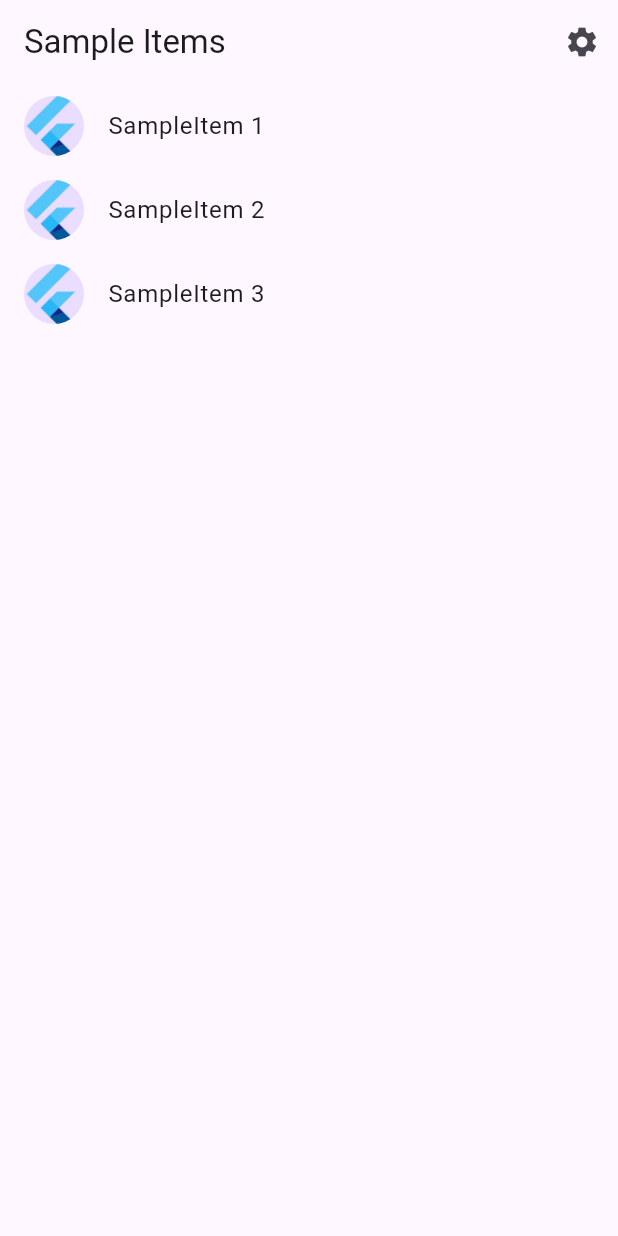
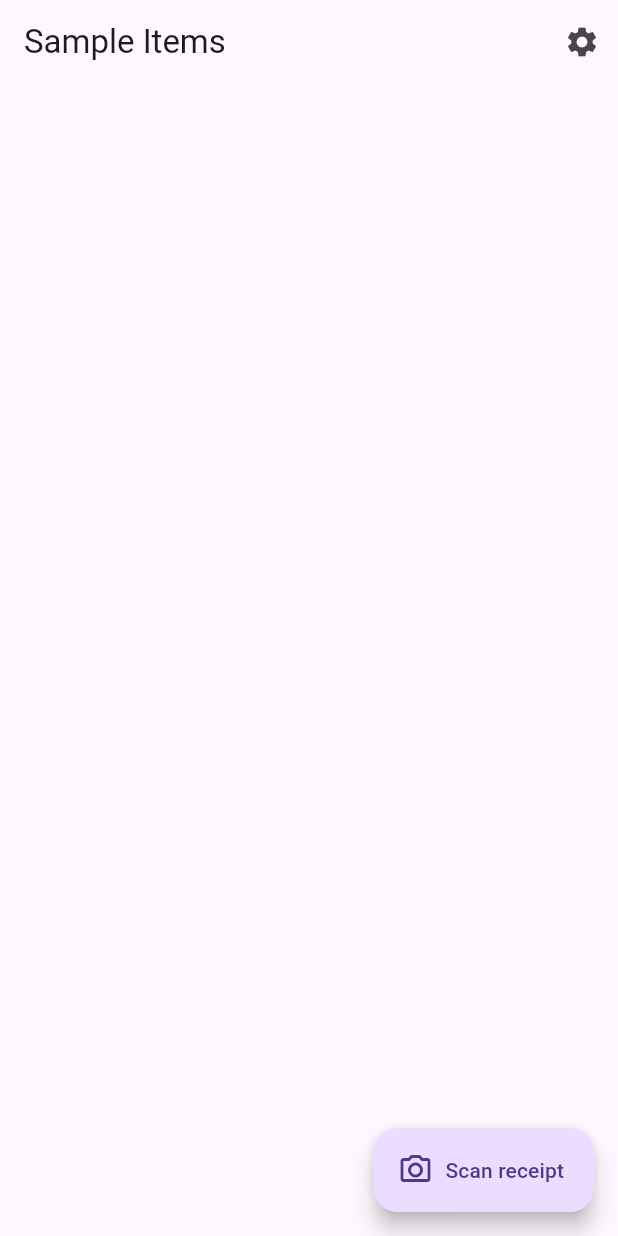
Before and after one commit to snitski/itemeyes, a Flutter app: the screen it shows after launch, on a phone screen of 412 x 824 dp. Run offline on Flutter 3.47's test engine with Material 3 defaults, Android fonts, the phone set to English and light mode, and no system bars; generated files the repository leaves out were written again.

Commit message:
Updated listview to allow for dynamic additions

```diff
--- a/lib/src/sample_feature/sample_item_list_view.dart
+++ b/lib/src/sample_feature/sample_item_list_view.dart
@@ -5,15 +5,17 @@ import 'sample_item.dart';
 import 'sample_item_details_view.dart';
 
 /// Displays a list of SampleItems.
-class SampleItemListView extends StatelessWidget {
-  const SampleItemListView({
-    super.key,
-    this.items = const [SampleItem(1), SampleItem(2), SampleItem(3)],
-  });
+class SampleItemListView extends StatefulWidget {
+  const SampleItemListView({ super.key });
 
   static const routeName = '/';
 
-  final List<SampleItem> items;
+  @override
+  State<SampleItemListView> createState() => _SampleItemListViewState();
+}
+
+class _SampleItemListViewState extends State<SampleItemListView> {
+  List<SampleItem> items = <SampleItem>[];
 
   @override
   Widget build(BuildContext context) {
@@ -66,6 +68,15 @@ class SampleItemListView extends StatelessWidget {
           );
         },
       ),
+
+      floatingActionButton: FloatingActionButton.extended(
+        onPressed: () {
+          setState(() => items.add(SampleItem(items.length + 1)));
+        },
+        label: const Text('Scan receipt'),
+        icon: const Icon(Icons.camera_alt_outlined),
+      ),
+      // floatingActionButtonLocation: FloatingActionButtonLocation.centerDocked,
     );
   }
 }
```
